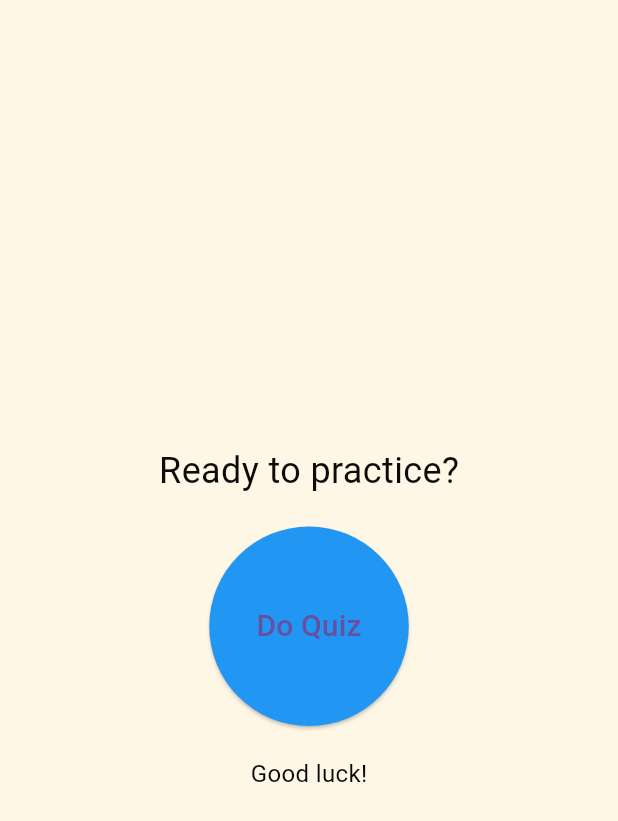
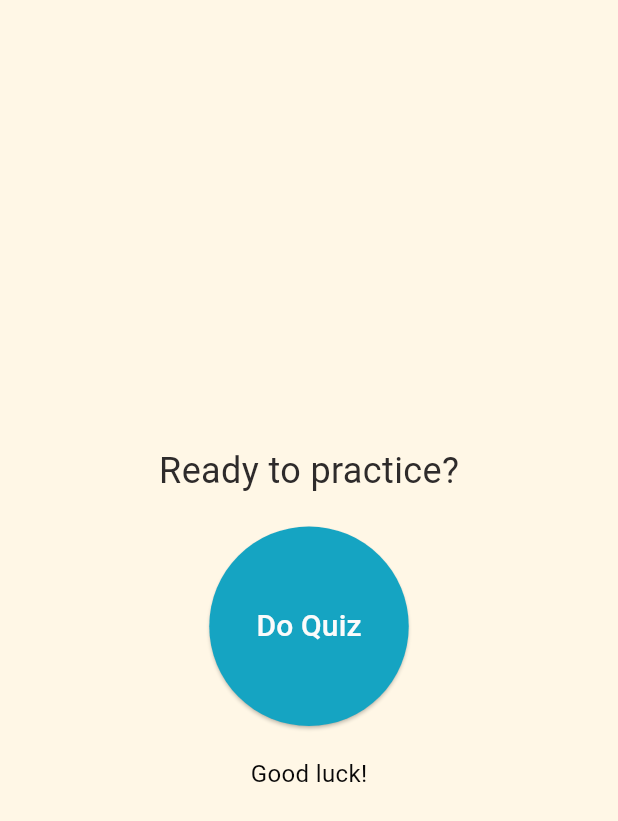
Before and after one commit to thales-ferreira/testing_app, a Flutter app: the QuizApp screen opened directly, scrolled down 576 dp, after a tap on "Submit", after a tap on "Home", on a phone screen of 412 x 824 dp. Shown: the top 821 px of the screen. Run offline on Flutter 3.47's test engine with Material 3 defaults, Android fonts, the phone set to English and light mode, and no system bars; our stand-ins replace percent_indicator.

Commit message:
couple more additions

```diff
--- a/lib/pages/home_page.dart
+++ b/lib/pages/home_page.dart
@@ -33,7 +33,7 @@ class QuizPrompt extends StatelessWidget {
   Widget build(BuildContext context) {
     return Text(
       'Ready to practice?',
-      style: TextStyle(color: Color(0xff0f0a0a), fontSize: 24),
+      style: TextStyle(color: Color(0xff2e2b2b), fontSize: 24),
     );
   }
 }
@@ -46,7 +46,7 @@ class QuizButton extends StatelessWidget {
     return ElevatedButton(
       style: ElevatedButton.styleFrom(
         shape: CircleBorder(),
-        primary: Colors.blue, // Change the button color to blue
+        primary: Color(0xff15A4C2), // Change the button color to blue
         padding: EdgeInsets.all(52.0),
       ),
       onPressed: () {
@@ -57,7 +57,7 @@ class QuizButton extends StatelessWidget {
       },
       child: Text(
         'Do Quiz',
-        style: TextStyle(fontSize: 20),
+        style: TextStyle(color: Color(0xfffbfbfb), fontSize: 20),
       ),
     );
   }
--- a/lib/pages/quiz_app.dart
+++ b/lib/pages/quiz_app.dart
@@ -67,10 +67,10 @@ class QuizAppState extends State<QuizApp> {
   @override
   Widget build(BuildContext context) {
     return Scaffold(
-      appBar: AppBar(
-        title: const Text('Quiz App'),
-        backgroundColor: const Color(0xff5a97a9),
-      ),
+      // appBar: AppBar(
+      //   title: const Text('Quiz App'),
+      //   backgroundColor: const Color(0xff15A4C2),
+      // ),
       body: Padding(
         padding: const EdgeInsets.all(16.0),
         child: Column(
--- a/lib/pages/result_page.dart
+++ b/lib/pages/result_page.dart
@@ -1,5 +1,7 @@
 import 'package:flutter/material.dart';
+import 'package:percent_indicator/percent_indicator.dart';
 import 'package:testing/models/question.dart';
+import 'package:testing/widgets/custom_button.dart';
 import 'package:testing/pages/quiz_app.dart';
 import 'package:testing/pages/home_page.dart';
 
@@ -28,59 +30,79 @@ class ResultPage extends StatelessWidget {
       }
     }
 
+    double percent = score / questions.length;
+
     return Scaffold(
-      appBar: AppBar(
-        title: const Text('Quiz Results'),
-        backgroundColor: const Color(0xff38979a),
-      ),
       body: Center(
         child: Column(
           mainAxisAlignment: MainAxisAlignment.center,
           children: [
+            CircularPercentIndicator(
+              radius: 90.0,
+              lineWidth: 60.0,
+              animation: true,
+              percent: percent,
+              center: Text(
+                "${(percent * 100).round()}%",
+                style: TextStyle(fontWeight: FontWeight.bold, fontSize: 20.0),
+              ),
+              circularStrokeCap: CircularStrokeCap.butt,
+              progressColor: Colors.blue,
+            ),
             const Text(
               'Congratulations!',
               style: TextStyle(fontSize: 24, fontWeight: FontWeight.bold),
             ),
             const Icon(Icons.star, size: 50, color: Color(0xff3d8784)),
             Text(
-              'Your time was: ${timeLeft ~/ 60}:${(timeLeft % 60).toString().padLeft(2, '0')}',
+              '$score/${questions.length}',
               style: const TextStyle(fontSize: 20),
             ),
             Text(
-              'Your score is: $score/${questions.length}',
+              '${(timeLeft ~/ 60)}:${(timeLeft % 60).toString().padLeft(2, '0')} mins left',
               style: const TextStyle(fontSize: 20),
             ),
             const Text(
-              'Your wrong answers were:',
+              'Incorrect answers:',
               style: TextStyle(fontSize: 20),
             ),
-            ...wrongAnswers.map((question) => Text(question)).toList(),
+            Expanded(
+              child: Card(
+                margin: const EdgeInsets.all(8.0),
+                child: ListView(
+                  padding: const EdgeInsets.all(8.0),
+                  children: wrongAnswers
+                      .map((question) => ListTile(
+                            contentPadding: const EdgeInsets.all(8.0),
+                            title: Container(
+                              color: const Color(0xff813631),
+                              child: Text(question,
+                                  style: const TextStyle(color: Colors.white)),
+                            ),
+                          ))
+                      .toList(),
+                ),
+              ),
+            ),
             Row(
               mainAxisAlignment: MainAxisAlignment.spaceEvenly,
               children: [
                 Expanded(
-                  child: Padding(
-                    padding: const EdgeInsets.all(8.0),
-                    child: ElevatedButton(
+                  child: CustomButton(
+                    text: 'Home',
                     onPressed: () {
-                        // Navigate to homepage
                       Navigator.push(
                         context,
                         MaterialPageRoute(builder: (context) => HomePage()),
                       );
                     },
-                      child: const Text('Home'),
-                      style: ElevatedButton.styleFrom(
-                        primary: Colors.blue, // background
-                        onPrimary: Colors.white, // foreground
-                      ),
-                    ),
+                    backgroundColor: const Color(0xff15A4C2),
+                    foregroundColor: Colors.white,
                   ),
                 ),
                 Expanded(
-                  child: Padding(
-                    padding: const EdgeInsets.all(8.0),
-                    child: ElevatedButton(
+                  child: CustomButton(
+                    text: 'Study More',
                     onPressed: () {
                       Navigator.push(
                         context,
@@ -88,14 +110,8 @@ class ResultPage extends StatelessWidget {
                             builder: (context) => const QuizApp()),
                       );
                     },
-                      child: const Text('Study More'),
-                      style: ElevatedButton.styleFrom(
-                        primary: Colors.white, // background
-                        onPrimary: Colors.blue, // foreground
-                        side:
-                            BorderSide(color: Colors.blue, width: 2), // border
-                      ),
-                    ),
+                    backgroundColor: Colors.white,
+                    foregroundColor: const Color(0xff15A4C2),
                   ),
                 ),
               ],
--- /dev/null
+++ b/lib/widgets/custom_button.dart
@@ -0,0 +1,33 @@
+// lib/widgets/custom_button.dart
+
+import 'package:flutter/material.dart';
+
+class CustomButton extends StatelessWidget {
+  final VoidCallback onPressed;
+  final String text;
+  final Color backgroundColor;
+  final Color foregroundColor;
+
+  const CustomButton({
+    Key? key,
+    required this.onPressed,
+    required this.text,
+    required this.backgroundColor,
+    required this.foregroundColor,
+  }) : super(key: key);
+
+  @override
+  Widget build(BuildContext context) {
+    return Padding(
+      padding: const EdgeInsets.all(4.0),
+      child: ElevatedButton(
+        onPressed: onPressed,
+        child: Text(text),
+        style: ElevatedButton.styleFrom(
+          primary: backgroundColor,
+          onPrimary: foregroundColor,
+        ),
+      ),
+    );
+  }
+}
--- a/lib/widgets/options_widget.dart
+++ b/lib/widgets/options_widget.dart
@@ -35,15 +35,18 @@ class _CustomRadioWidgetState extends State<CustomRadioWidget> {
           child: Container(
             margin: const EdgeInsets.all(2.0),
             decoration: BoxDecoration(
-              color: _selectedOption == index ? Colors.blue : Colors.white,
+              color:
+                  _selectedOption == index ? Color(0xff15A4C2) : Colors.white,
               borderRadius: BorderRadius.circular(4.0),
-              border: Border.all(color: Colors.blue),
+              border: Border.all(color: Color(0xff15A4C2)),
             ),
             child: ListTile(
               title: Text(
                 option,
                 style: TextStyle(
-                  color: _selectedOption == index ? Colors.white : Colors.black,
+                  color: _selectedOption == index
+                      ? (Color(0xffffffff))
+                      : Colors.black,
                 ),
               ),
               leading: Radio<int>(
--- a/lib/widgets/question_widget.dart
+++ b/lib/widgets/question_widget.dart
@@ -19,7 +19,7 @@ class QuestionWidget extends StatelessWidget {
   @override
   Widget build(BuildContext context) {
     return Card(
-      color: Color(0xf413153d),
+      color: Color(0xff0b5766),
       child: Padding(
         padding: const EdgeInsets.all(16.0),
         child: Row(
--- a/pubspec.yaml
+++ b/pubspec.yaml
@@ -9,6 +9,7 @@ environment:
 dependencies:
   flutter:
     sdk: flutter
+  percent_indicator: ^4.2.3
 
 dev_dependencies:
   flutter_test:
```
Lines whose indentation alone changed are shown as unchanged.
